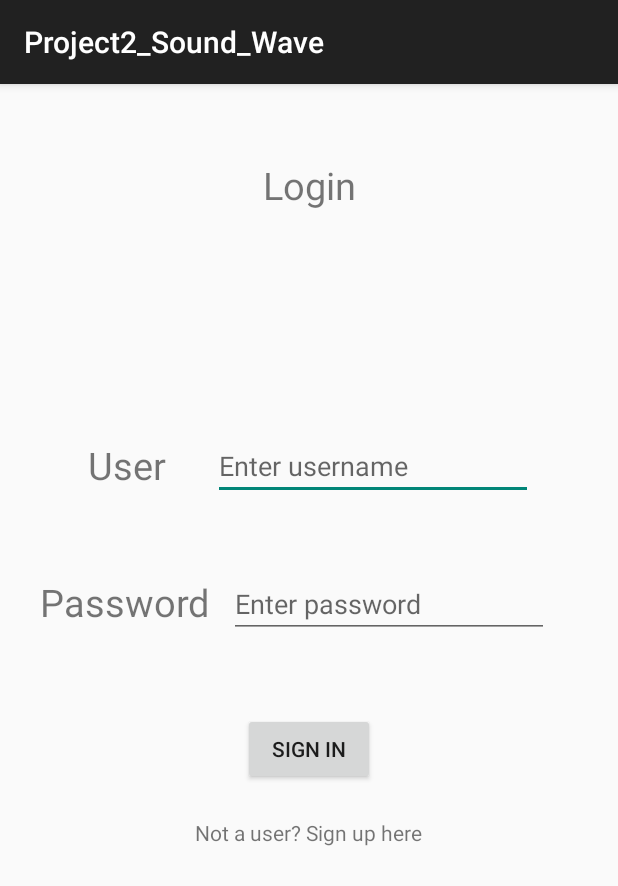
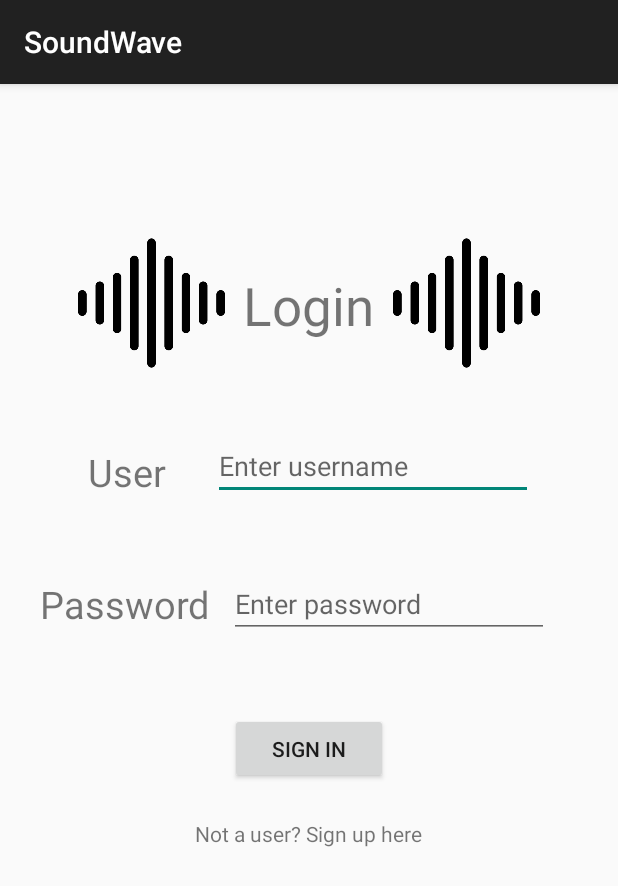
Before and after one commit to jeslynsee/Project2_Sound_Wave, an Android app: the Login_Page screen opened directly, with no data from a screen before it, on a phone screen of 412 x 824 dp. Shown: the top 886 px of the screen. Run offline under Robolectric (Android 15) with nearby library versions, the phone set to English and light mode, and no system bars; our stand-ins replace Room's generated code.

Commit message:
Started styling pages. Added pngs.

```diff
--- a/app/src/main/AndroidManifest.xml
+++ b/app/src/main/AndroidManifest.xml
@@ -10,7 +10,7 @@
         android:label="@string/app_name"
         android:roundIcon="@mipmap/ic_launcher_round"
         android:supportsRtl="true"
-        android:theme="@style/Theme.AppCompat.DayNight.DarkActionBar"
+        android:theme="@style/Theme.AppCompat.Light.DarkActionBar"
         tools:targetApi="31">
         <activity
             android:name=".Admin_Settings_Page"
--- a/app/src/main/res/layout/activity_login_page.xml
+++ b/app/src/main/res/layout/activity_login_page.xml
@@ -7,42 +7,45 @@
     tools:context=".Login_Page">
 
     <TextView
+        android:id="@+id/Login_Title_textView"
         android:layout_width="wrap_content"
         android:layout_height="wrap_content"
         android:text="@string/login"
-        android:id="@+id/Login_Title_textView"
-        android:textSize="25sp"
+        android:textSize="35sp"
         app:layout_constraintBottom_toBottomOf="parent"
         app:layout_constraintEnd_toEndOf="parent"
+        app:layout_constraintHorizontal_bias="0.498"
         app:layout_constraintStart_toStartOf="parent"
         app:layout_constraintTop_toTopOf="parent"
-        app:layout_constraintVertical_bias="0.068" />
+        app:layout_constraintVertical_bias="0.172" />
 
     <TextView
         android:id="@+id/user_textView"
         android:layout_width="85dp"
         android:layout_height="36dp"
-        android:layout_marginTop="152dp"
+        android:layout_marginTop="92dp"
         android:text="@string/user"
         android:textSize="25sp"
+        app:layout_constraintBottom_toBottomOf="@+id/username_textEdit"
         app:layout_constraintEnd_toEndOf="parent"
         app:layout_constraintHorizontal_bias="0.18"
         app:layout_constraintStart_toStartOf="parent"
-        app:layout_constraintTop_toBottomOf="@+id/Login_Title_textView" />
+        app:layout_constraintTop_toBottomOf="@+id/Login_Title_textView"
+        app:layout_constraintVertical_bias="1.0" />
 
     <EditText
         android:id="@+id/username_textEdit"
         android:layout_width="wrap_content"
         android:layout_height="wrap_content"
         android:layout_marginTop="232dp"
+        android:autofillHints=""
         android:ems="10"
         android:hint="@string/enter_username"
         android:inputType="text"
         app:layout_constraintEnd_toEndOf="parent"
         app:layout_constraintHorizontal_bias="0.716"
         app:layout_constraintStart_toStartOf="parent"
-        app:layout_constraintTop_toTopOf="parent"
-        android:autofillHints="" />
+        app:layout_constraintTop_toTopOf="parent" />
 
     <TextView
         android:id="@+id/password_textView"
@@ -55,7 +58,7 @@
         app:layout_constraintHorizontal_bias="0.094"
         app:layout_constraintStart_toStartOf="parent"
         app:layout_constraintTop_toBottomOf="@+id/user_textView"
-        app:layout_constraintVertical_bias="0.121" />
+        app:layout_constraintVertical_bias="0.115" />
 
     <EditText
         android:id="@+id/password_editText"
@@ -74,8 +77,8 @@
 
     <Button
         android:id="@+id/login_button"
-        android:layout_width="wrap_content"
-        android:layout_height="wrap_content"
+        android:layout_width="105dp"
+        android:layout_height="47dp"
         android:layout_marginTop="50dp"
         android:text="@string/sign_in"
         app:layout_constraintEnd_toEndOf="parent"
@@ -93,7 +96,27 @@
         app:layout_constraintHorizontal_bias="0.498"
         app:layout_constraintStart_toStartOf="parent"
         app:layout_constraintTop_toBottomOf="@+id/login_button"
-        app:layout_constraintVertical_bias="0.0" />
+        app:layout_constraintVertical_bias="0.004" />
+
+    <ImageView
+        android:id="@+id/soundwave_logo_left"
+        android:layout_width="98dp"
+        android:layout_height="100dp"
+        android:layout_marginStart="52dp"
+        android:layout_marginTop="96dp"
+        app:layout_constraintStart_toStartOf="parent"
+        app:layout_constraintTop_toTopOf="parent"
+        app:srcCompat="@drawable/soundwave_logo" />
+
+    <ImageView
+        android:id="@+id/soundwave_logo_right"
+        android:layout_width="98dp"
+        android:layout_height="100dp"
+        android:layout_marginTop="96dp"
+        android:layout_marginEnd="52dp"
+        app:layout_constraintEnd_toEndOf="parent"
+        app:layout_constraintTop_toTopOf="parent"
+        app:srcCompat="@drawable/soundwave_logo" />
 
 
 </androidx.constraintlayout.widget.ConstraintLayout>
--- a/app/src/main/res/values/strings.xml
+++ b/app/src/main/res/values/strings.xml
@@ -1,5 +1,5 @@
 <resources>
-    <string name="app_name">Project2_Sound_Wave</string>
+    <string name="app_name">SoundWave</string>
     <string name="login">Login</string>
     <string name="user">User</string>
     <string name="enter_username">Enter username</string>
```
Also changed, not shown: app/src/main/res/layout/activity_options_page.xml (+16 -3 lines), app/src/main/res/layout/activity_sign_up_page.xml (+12 -1 lines), app/src/main/res/layout/activity_starting_page.xml (+12 -4 lines), app/src/main/res/layout/activity_user_playlist_page.xml (+18 -8 lines), app/src/main/res/drawable/music_symbols.png (added), app/src/main/res/drawable/plus_icon.png (deleted), app/src/main/res/drawable/soundwave_logo.png (added), app/src/main/res/drawable/soundwave_realistic.png (added).
